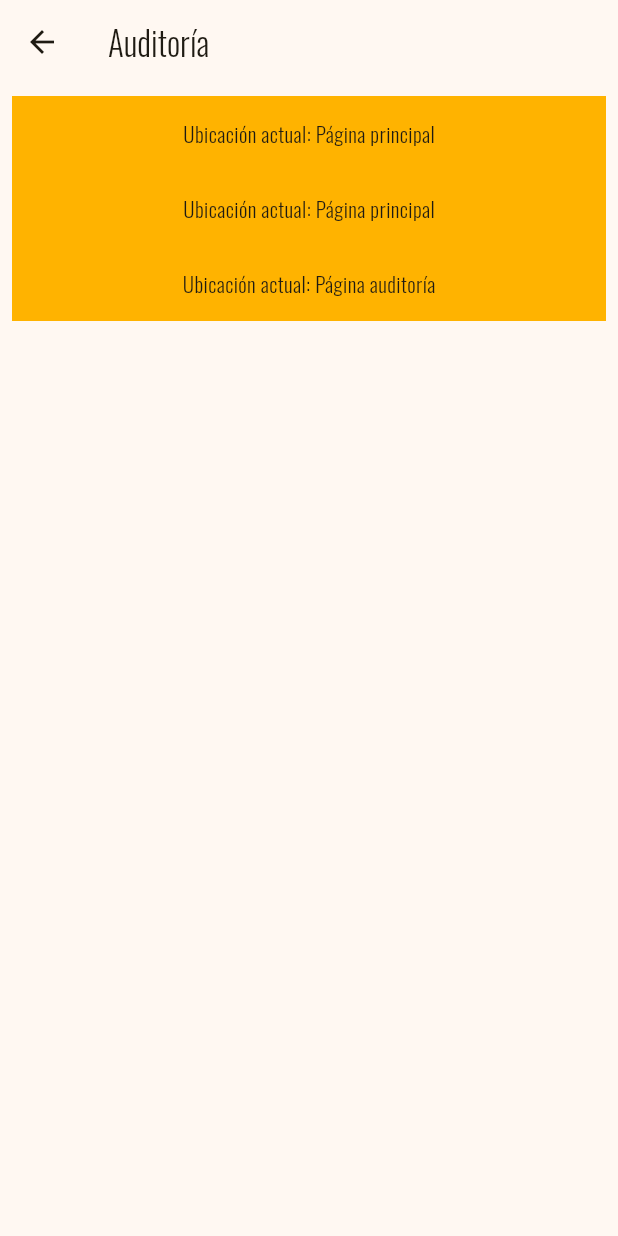
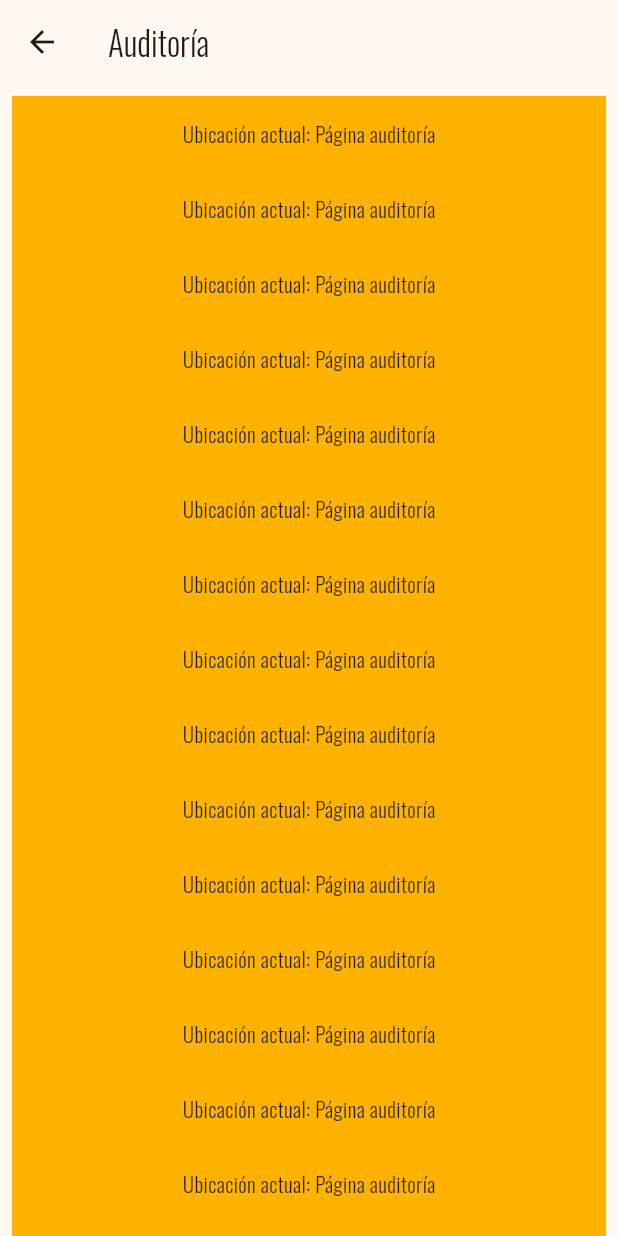
Before and after one commit to YhDiaz/3479A321_2022479003, a Flutter app: the AuditPage screen opened directly, on a phone screen of 412 x 824 dp. Run offline on Flutter 3.47's test engine with Material 3 defaults, Android fonts, the phone set to English and light mode, and no system bars; our stand-ins replace flutter_svg, logger, shared_preferences, sqflite; accounts and stored records are empty.

Commit message:
Modify and use database among pages

```diff
--- a/lab01_counter_app/lib/models/audit.dart
+++ b/lab01_counter_app/lib/models/audit.dart
@@ -1,29 +1,47 @@
 
 class Audit {
-  final int id;
+  static int globalID = 0;
+
+  int id;
   final String action;
 
   Audit({
-    required this.id,
+    this.id = 0,
     required this.action
-  });
+  })
+  {
+    globalID++;
+    id = globalID;
+  }
 
-  Map<String, Object?> toJson() => {
-    'id': id,
-    'action': action
-  };
+  Map<String, Object?> toMap() {
+    return {
+      'id': id,
+      'action': action,
+    };
+  }
 
-  Audit copy({
-    int? id,
-    String? action
-  }) =>
-      Audit(
-        id: id ?? this.id,
-        action: action ?? this.action
-      );
+  @override
+  String toString() {
+    return 'Audit{id: $id, action: $action}';
+  }
 
-  factory Audit.fromJson(Map<String, Object?> json) => Audit(
-    id: json['id'] as int,
-    action: json['action'] as String
-  );
+  // Map<String, Object?> toJson() => {
+  //   'id': id,
+  //   'action': action
+  // };
+
+  // Audit copy({
+  //   int? id,
+  //   String? action
+  // }) =>
+  //     Audit(
+  //       id: id ?? this.id,
+  //       action: action ?? this.action
+  //     );
+
+  // factory Audit.fromJson(Map<String, Object?> json) => Audit(
+  //   id: json['id'] as int,
+  //   action: json['action'] as String
+  // );
 }
--- a/lab01_counter_app/lib/pages/page_about.dart
+++ b/lab01_counter_app/lib/pages/page_about.dart
@@ -9,7 +9,7 @@ class AboutPage extends StatelessWidget
   @override
   Widget build(BuildContext context)
   {
-    context.read<AppData>().actions.add('Ubicación actual: Página sobre');
+    // context.read<AppData>().actions.add('Ubicación actual: Página sobre');
     return Scaffold
     (
       appBar: AppBar
--- a/lab01_counter_app/lib/pages/page_audit.dart
+++ b/lab01_counter_app/lib/pages/page_audit.dart
@@ -1,7 +1,7 @@
 import 'package:flutter/material.dart';
-import 'package:lab01_counter_app/models/app_data.dart';
+import 'package:lab01_counter_app/models/audit.dart';
+import 'package:lab01_counter_app/utils/database_helper.dart';
 import 'package:logger/logger.dart';
-import 'package:provider/provider.dart';
 
 class AuditPage extends StatefulWidget {
   const AuditPage({super.key, required this.title});
@@ -18,9 +18,21 @@ class AuditPage extends StatefulWidget {
 
 class _AuditPageState extends State<AuditPage> {
 
+  DatabaseHelper databaseHelper = DatabaseHelper.instance;
+  List<Audit> audits = [];
+  // int auditsLength = 0;
+
   @override
   Widget build(BuildContext context) {
-    context.read<AppData>().actions.add('Ubicación actual: Página auditoría');
+    // context.read<AppData>().actions.add('Ubicación actual: Página auditoría');
+
+    databaseHelper.insert(Audit(id: 0, action: 'Ubicación actual: Página auditoría'));
+    // audits = databaseHelper.readAll();
+    databaseHelper.read().then((value) {
+      setState(() {
+        audits = value;
+      });
+    });
     return Scaffold(
       appBar: AppBar(
         title: Text('Auditoría'),
@@ -28,16 +40,26 @@ class _AuditPageState extends State<AuditPage> {
       body: Center(
         child: ListView(
           padding: EdgeInsets.all(8),
-          children: List.generate(context.read<AppData>().actions.length, (int index) {
+          children: List.generate(audits.length, (int index) {
               // return Text(context.read<AppData>().actions[index]);
               return Container(
                 height: 50,
                 color: Colors.amber[600],
                 child: Center(
-                  child: Text(context.read<AppData>().actions[index])
+                  child: Text(audits[index].action)
                 ),
               );
             })
+          // children: List.generate(context.read<AppData>().actions.length, (int index) {
+          //     // return Text(context.read<AppData>().actions[index]);
+          //     return Container(
+          //       height: 50,
+          //       color: Colors.amber[600],
+          //       child: Center(
+          //         child: Text(context.read<AppData>().actions[index])
+          //       ),
+          //     );
+          //   })
 
             // Container(
             //   height: 50,
--- a/lab01_counter_app/lib/pages/page_detail.dart
+++ b/lab01_counter_app/lib/pages/page_detail.dart
@@ -10,7 +10,7 @@ class DetailPage extends StatelessWidget
   @override
   Widget build(BuildContext context)
   {
-    context.read<AppData>().actions.add('Ubicación actual: Página detalle');
+    // context.read<AppData>().actions.add('Ubicación actual: Página detalle');
     return Scaffold
     (
       appBar: AppBar
--- a/lab01_counter_app/lib/pages/page_home.dart
+++ b/lab01_counter_app/lib/pages/page_home.dart
@@ -1,10 +1,12 @@
 import 'package:flutter/material.dart';
 import 'package:flutter_svg/flutter_svg.dart';
 import 'package:lab01_counter_app/models/app_data.dart';
+import 'package:lab01_counter_app/models/audit.dart';
 import 'package:lab01_counter_app/pages/page_about.dart';
 import 'package:lab01_counter_app/pages/page_audit.dart';
 import 'package:lab01_counter_app/pages/page_detail.dart';
 import 'package:lab01_counter_app/pages/page_preference.dart';
+import 'package:lab01_counter_app/utils/database_helper.dart';
 import 'package:logger/logger.dart';
 import 'package:provider/provider.dart';
 import 'package:shared_preferences/shared_preferences.dart';
@@ -53,6 +55,7 @@ class MyHomePage extends StatefulWidget
 
 class _MyHomePageState extends State<MyHomePage>
 {
+  DatabaseHelper databaseHelper = DatabaseHelper.instance;
   final Logger logger = Logger();
 
   _MyHomePageState() {
@@ -121,9 +124,9 @@ class _MyHomePageState extends State<MyHomePage>
     final preferences = await SharedPreferences.getInstance();
 
     setState(() {
-      print('El valor de retorn de preferences.getstring es ${
-        preferences.getString('username')
-      }');
+      // print('El valor de retorn de preferences.getstring es ${
+      //   preferences.getString('username')
+      // }');
       _userName = preferences.getString('userName') ?? '';
       _counter = preferences.getDouble('counter') ?? 0;
     });
@@ -172,8 +175,8 @@ class _MyHomePageState extends State<MyHomePage>
   @override
   Widget build(BuildContext context) {
     logger.d("Home page build method was overrided and now mounted is $mounted!");
-    context.read<AppData>().actions.add('Ubicación actual: Página principal');
-
+    // context.read<AppData>().actions.add('Ubicación actual: Página principal');
+    // databaseHelper.insert(Audit(id: 0, action: 'Ubicación actual: Página principal'));
     return Scaffold(
       appBar: AppBar(
         backgroundColor: Theme.of(context).colorScheme.inversePrimary,
@@ -198,8 +201,10 @@ class _MyHomePageState extends State<MyHomePage>
                 setState(() {
                   _selectedIndex = 0;
                 });
-                context.read<AppData>().actions.add('Se abrió el drawer (Pagina principal)');
-                context.read<AppData>().actions.add('Se seleccionó la opción Contador (Página principal > Drawer)');
+                databaseHelper.insert(Audit(id: 0, action: 'Se abrió el drawer (Pagina principal)'));
+                databaseHelper.insert(Audit(id: 0, action: 'Se seleccionó la opción Contador (Página principal > Drawer)'));
+                // context.read<AppData>().actions.add('Se abrió el drawer (Pagina principal)');
+                // context.read<AppData>().actions.add('Se seleccionó la opción Contador (Página principal > Drawer)');
                 Navigator.pop(context);
               },
             ),
@@ -211,8 +216,10 @@ class _MyHomePageState extends State<MyHomePage>
                   _selectedIndex = 1;
                 });
                 // Navigator.pop(context);
-                context.read<AppData>().actions.add('Se abrió el drawer (Página principal)');
-                context.read<AppData>().actions.add('Se seleccionó la opción Detalle (Página principal > Drawer)');
+                databaseHelper.insert(Audit(id: 0, action: 'Se abrió el drawer (Pagina principal)'));
+                databaseHelper.insert(Audit(id: 0, action: 'Se seleccionó la opción Detalle (Página principal > Drawer)'));
+                // context.read<AppData>().actions.add('Se abrió el drawer (Página principal)');
+                // context.read<AppData>().actions.add('Se seleccionó la opción Detalle (Página principal > Drawer)');
                 Navigator.push(
                   context,
                   MaterialPageRoute(builder: (context) => const DetailPage())
@@ -226,8 +233,10 @@ class _MyHomePageState extends State<MyHomePage>
                 setState(() {
                   _selectedIndex = 2;
                 });
-                context.read<AppData>().actions.add('Se abrió el drawer (Página principal)');
-                context.read<AppData>().actions.add('Se seleccionó la opción Sobre (Página principal > Drawer)');
+                databaseHelper.insert(Audit(id: 0, action: 'Se abrió el drawer (Pagina principal)'));
+                databaseHelper.insert(Audit(id: 0, action: 'Se seleccionó la opción Sobre (Página principal > Drawer)'));
+                // context.read<AppData>().actions.add('Se abrió el drawer (Página principal)');
+                // context.read<AppData>().actions.add('Se seleccionó la opción Sobre (Página principal > Drawer)');
                 // Navigator.pop(context);
                 Navigator.push(
                   context,
@@ -235,16 +244,17 @@ class _MyHomePageState extends State<MyHomePage>
                 );
               },
             ),
-            // Audit page.
-            ListTile( // Counter page.
+            ListTile( // Audit page.
               title: const Text('Auditoría'),
               selected: _selectedIndex == 3,
               onTap: () {
                 setState(() {
                   _selectedIndex = 3;
                 });
-                context.read<AppData>().actions.add('Se abrió el drawer (Página principal)');
-                context.read<AppData>().actions.add('Se seleccionó la opción Auditoría (Página principal > Drawer)');
+                databaseHelper.insert(Audit(id: 0, action: 'Se abrió el drawer (Pagina principal)'));
+                databaseHelper.insert(Audit(id: 0, action: 'Se seleccionó la opción Auditoría (Página principal > Drawer)'));
+                // context.read<AppData>().actions.add('Se abrió el drawer (Página principal)');
+                // context.read<AppData>().actions.add('Se seleccionó la opción Auditoría (Página principal > Drawer)');
                 // Navigator.pop(context);
                 Navigator.push(
                   context,
@@ -259,11 +269,13 @@ class _MyHomePageState extends State<MyHomePage>
                 setState(() {
                   _selectedIndex = 0;
                 });
-                context.read<AppData>().actions.add('Se abrió el drawer (Pagina principal)');
-                context.read<AppData>().actions.add('Se seleccionó la opción Preferencia (Página principal > Drawer)');
+                databaseHelper.insert(Audit(id: 0, action: 'Se abrió el drawer (Pagina principal)'));
+                databaseHelper.insert(Audit(id: 0, action: 'Se seleccionó la opción Preferencia (Página principal > Drawer)'));
+                // context.read<AppData>().actions.add('Se abrió el drawer (Pagina principal)');
+                // context.read<AppData>().actions.add('Se seleccionó la opción Preferencia (Página principal > Drawer)');
                 Navigator.push(
                   context,
-                  MaterialPageRoute(builder: (context) => const PreferencePage(title: 'Auditoría'))
+                  MaterialPageRoute(builder: (context) => const PreferencePage(title: 'Preferencia'))
                 ).then((_) {
                   _loadPreferences();
                 });
--- a/lab01_counter_app/lib/pages/page_preference.dart
+++ b/lab01_counter_app/lib/pages/page_preference.dart
@@ -1,5 +1,7 @@
 import 'package:flutter/material.dart';
 import 'package:lab01_counter_app/models/app_data.dart';
+import 'package:lab01_counter_app/models/audit.dart';
+import 'package:lab01_counter_app/utils/database_helper.dart';
 import 'package:logger/logger.dart';
 import 'package:provider/provider.dart';
 import 'package:shared_preferences/shared_preferences.dart';
@@ -66,7 +68,7 @@ class _PreferencePageState extends State<PreferencePage> {
 
   @override
   Widget build(BuildContext context) {
-    context.read<AppData>().actions.add('Ubicación actual: Página preferencia');
+    // context.read<AppData>().actions.add('Ubicación actual: Página preferencia');
     return Scaffold(
       appBar: AppBar(
         title: const Text('Preferencia'),
```
Also changed, not shown: lab01_counter_app/lib/main.dart (+66 -2 lines), lab01_counter_app/lib/utils/database_helper.dart (+56 -24 lines).
